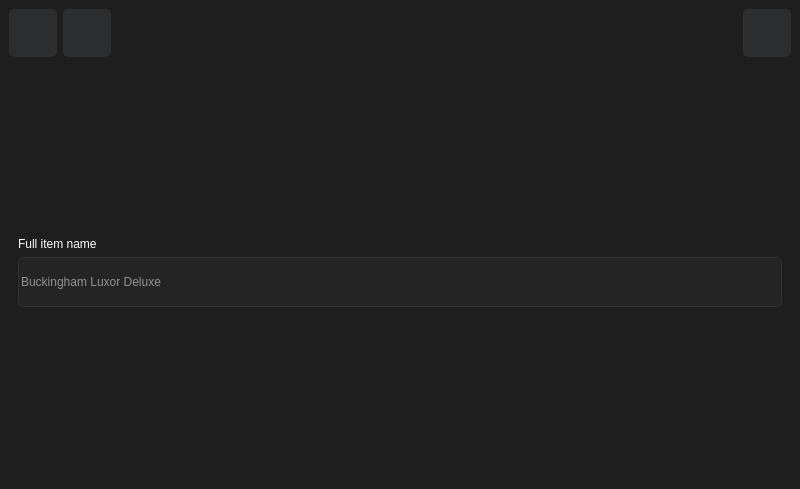
Above: gui/gui.ui from BarsTiger/GtaBuyBaseGui before the change. Below: the same form after it.
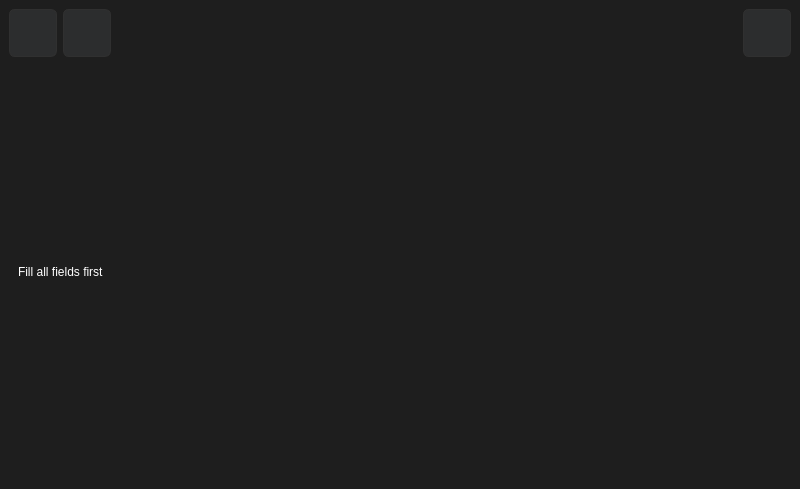
That is the form after the change. The open tabs and pages were chosen to show the change. Icons and pictures are not drawn.

What changed in the file:
```diff
--- a/gui/gui.ui
+++ b/gui/gui.ui
@@ -1259,6 +1259,49 @@
             </item>
            </layout>
           </widget>
+          <widget class="QWidget" name="new_item_finish_page">
+           <layout class="QVBoxLayout" name="verticalLayout_12">
+            <item>
+             <spacer name="verticalSpacer_15">
+              <property name="orientation">
+               <enum>Qt::Vertical</enum>
+              </property>
+              <property name="sizeHint" stdset="0">
+               <size>
+                <width>20</width>
+                <height>176</height>
+               </size>
+              </property>
+             </spacer>
+            </item>
+            <item>
+             <widget class="QLabel" name="new_item_finish_label">
+              <property name="styleSheet">
+               <string notr="true">font: 16pt &quot;Segoe UI&quot;;</string>
+              </property>
+              <property name="text">
+               <string>Fill all fields first</string>
+              </property>
+              <property name="wordWrap">
+               <bool>true</bool>
+              </property>
+             </widget>
+            </item>
+            <item>
+             <spacer name="verticalSpacer_16">
+              <property name="orientation">
+               <enum>Qt::Vertical</enum>
+              </property>
+              <property name="sizeHint" stdset="0">
+               <size>
+                <width>20</width>
+                <height>175</height>
+               </size>
+              </property>
+             </spacer>
+            </item>
+           </layout>
+          </widget>
          </widget>
         </item>
        </layout>
```
